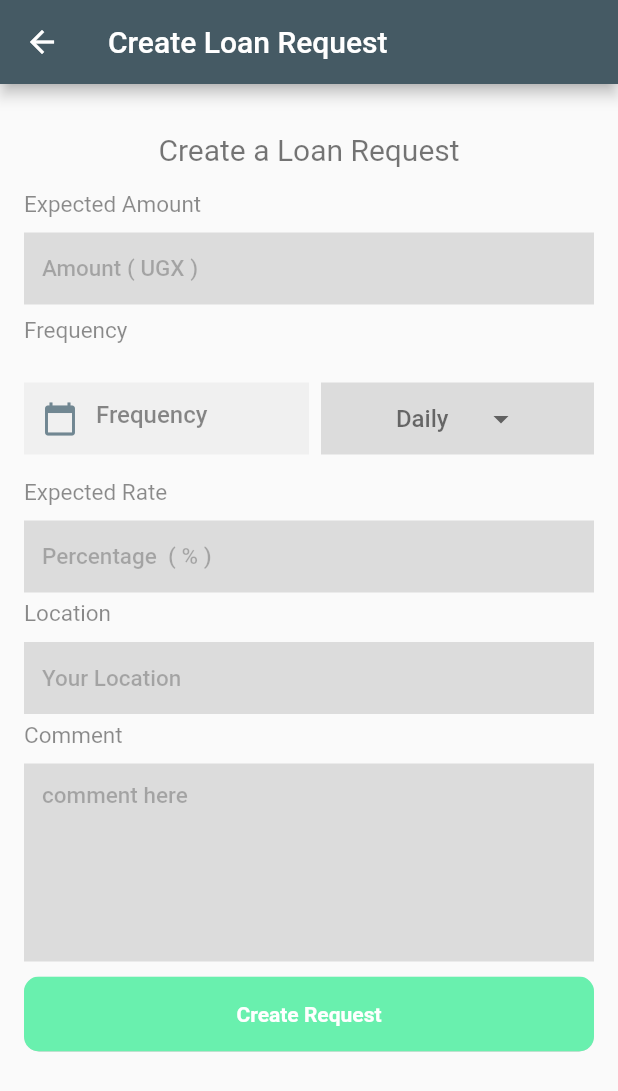
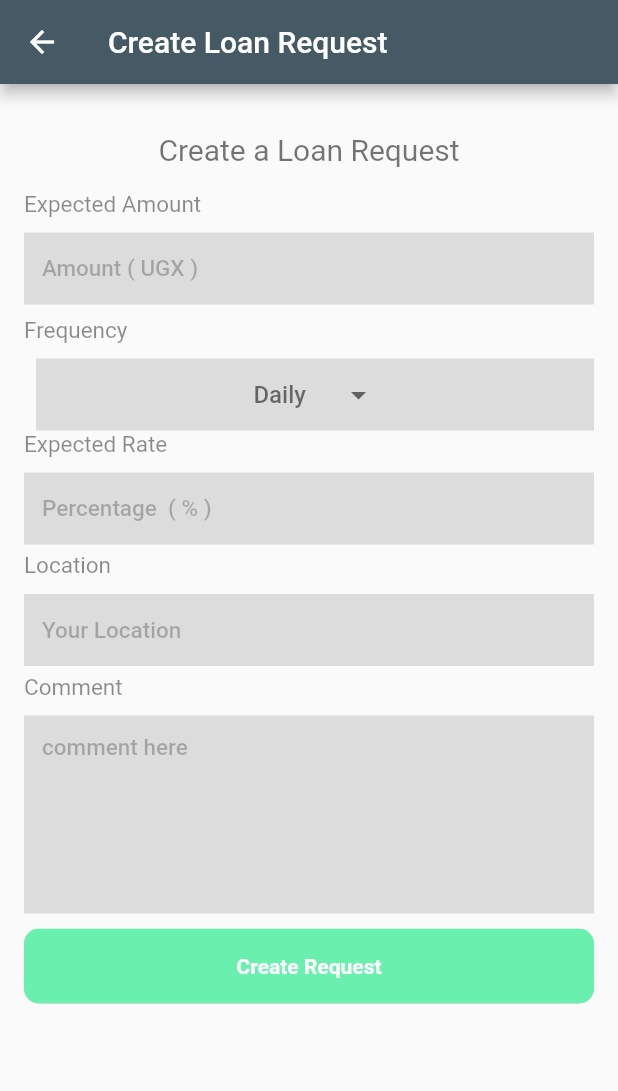
Before and after one commit to simonpojok/ideal, a Flutter app: the CreateDealScreen screen opened by its route, on a phone screen of 412 x 824 dp. Shown: the top 1091 px of the screen. Run offline on Flutter 3.47's test engine with Material 2 defaults, Android fonts, the phone set to English and light mode, and no system bars; our stand-ins replace cloud_firestore, firebase_auth, firebase_core, flutter_rating_bar, flutter_svg; accounts and stored records are empty.

Commit message:
removing irrelevant component

```diff
--- a/lib/src/screens/deal_create/create_deal_screen.dart
+++ b/lib/src/screens/deal_create/create_deal_screen.dart
@@ -5,8 +5,8 @@ import 'package:ideal/src/models/user_model.dart';
 import 'package:ideal/src/screens/widgets/filled_text_input.dart';
 import 'package:ideal/src/screens/widgets/information_botton_sheet.dart';
 import 'package:ideal/src/screens/widgets/loading_modal_botton_sheet.dart';
-import 'package:ideal/src/screens/widgets/loan_duration_picker.dart';
 import 'package:ideal/src/screens/widgets/rectangular_button.dart';
+import 'package:ideal/src/screens/widgets/select_dropdown.dart';
 
 import '../../constants.dart';
 
@@ -25,11 +25,10 @@ class CreateDealScreen extends StatefulWidget {
 
 class _CreateDealScreenState extends State<CreateDealScreen> {
   final _amountController = TextEditingController();
-  final _frequencyController = TextEditingController();
   final _descriptionController = TextEditingController();
   final _rateController = TextEditingController();
   final _locationController = TextEditingController();
-  String selectedDuration = "Daily";
+  String selectedFrequency = "Daily";
 
   @override
   Widget build(BuildContext context) {
@@ -80,16 +79,14 @@ class _CreateDealScreenState extends State<CreateDealScreen> {
                   ),
                 ),
                 SizedBox(height: 10),
-                LoanDurationPicker(
-                  hint: "Frequency",
-                  durationController: _frequencyController,
-                  options: ["Daily", "Weekly", "Monthly", "Yearly"],
-                  onValueChanged: (String? value) {
+                SelectDropDown(
+                  value: selectedFrequency,
+                  onValueChange: (String? value) {
                     setState(() {
-                      selectedDuration = value ?? selectedDuration;
+                      selectedFrequency = value ?? selectedFrequency;
                     });
                   },
-                  selectedValue: selectedDuration,
+                  options: ["Daily", "Weekly", "Monthly", "Yearly"],
                 ),
                 TextInputLabeled(
                   label: "Expected Rate",
@@ -119,7 +116,6 @@ class _CreateDealScreenState extends State<CreateDealScreen> {
                 RectangularButton(
                   onTap: () {
                     final amount = _amountController.text;
-                    final frequency = _frequencyController.text;
                     final rate = _rateController.text;
                     final location = _locationController.text;
                     final description = _descriptionController.text;
@@ -127,7 +123,7 @@ class _CreateDealScreenState extends State<CreateDealScreen> {
                     Deal deal = Deal(
                       description: description,
                       price: double.tryParse(amount) ?? 0.0,
-                      frequency: frequency,
+                      frequency: selectedFrequency,
                       rate: double.tryParse(rate) ?? 0.0,
                       location: location,
                       date: new DateTime.now().toIso8601String(),
```
